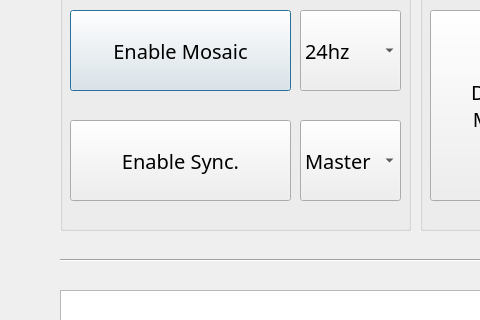
First picture: the form in test.ui, repository thissak/QtMosaic, before the edit; both pictures show x 0 to 480 and y 190 to 510 of the 977 by 770 pixel window.
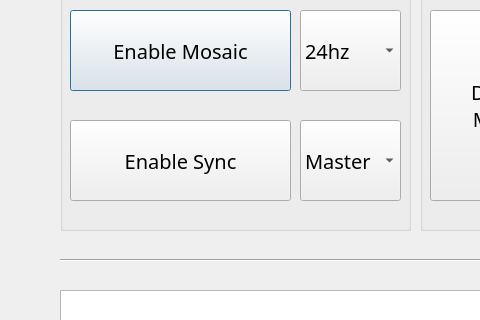
Second picture: the form after the edit. Icons and pictures are not drawn.

Commit message: add @button's font change @function name change @bnt3_check_current_func change @btn4_clear_func

Diff of the .ui file:
```diff
--- a/test.ui
+++ b/test.ui
@@ -176,7 +176,7 @@
      <string>&lt;html&gt;&lt;head/&gt;&lt;body&gt;&lt;p&gt;동기화를 실행합니다.&lt;/p&gt;&lt;/body&gt;&lt;/html&gt;</string>
     </property>
     <property name="text">
-     <string>Enable Sync.</string>
+     <string>Enable Sync</string>
     </property>
     <property name="icon">
      <iconset>
```
Left out of the diff: 11 changed lines with no effect on the pictures. The commit also changes 4 other files.
